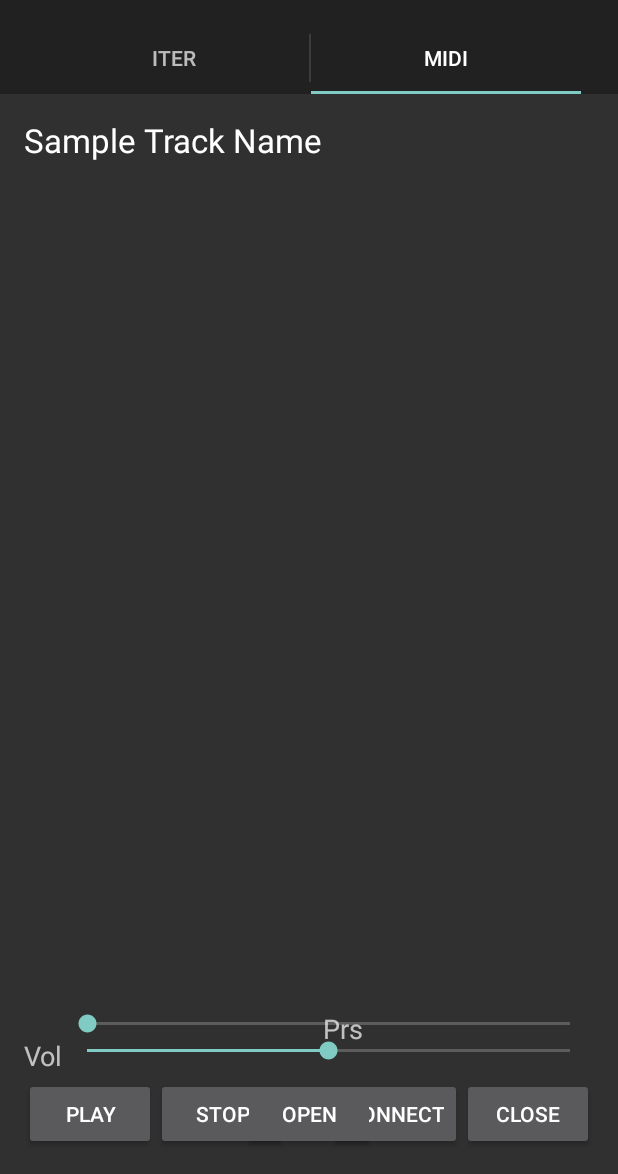
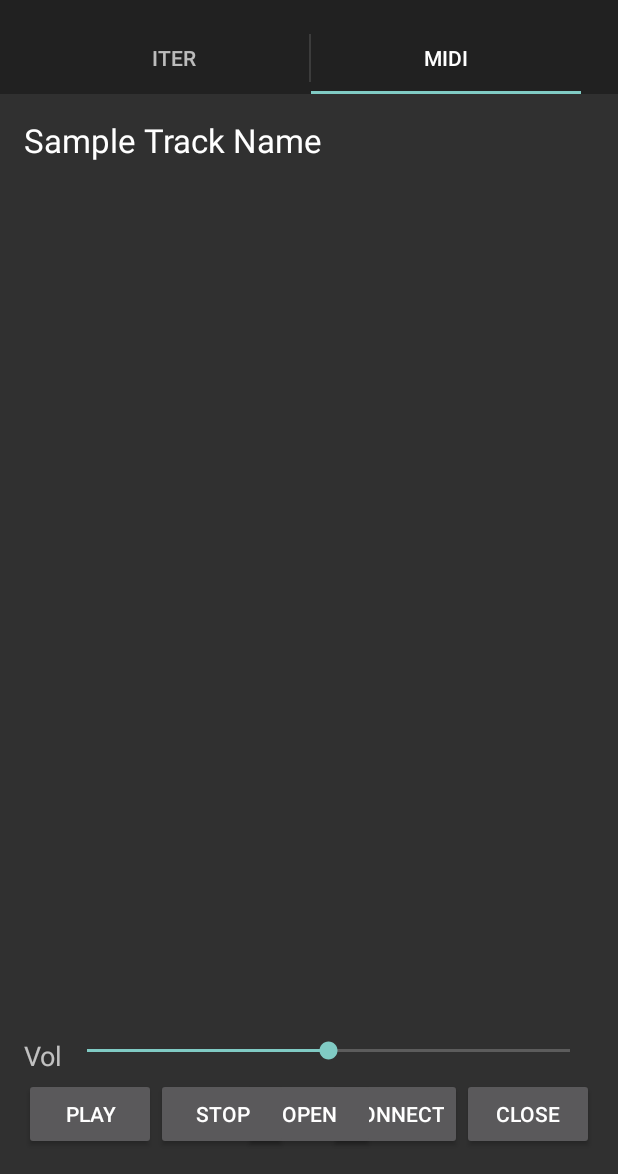
Before and after one commit to Aspart/BTTC, an Android app: the screen it shows after launch (MainActivity), tab 2 chosen, on a phone screen of 412 x 824 dp, the part 62-1236 px from its top. Run offline under Robolectric (Android 15) with nearby library versions, the phone set to English and light mode, and no system bars.

Commit message:
MIDI player implementation works now

```diff
--- a/BTTC/src/main/java/com/teslacoil/bttc/MainActivity.java
+++ b/BTTC/src/main/java/com/teslacoil/bttc/MainActivity.java
@@ -335,12 +335,11 @@ public class MainActivity extends ActionBarActivity implements ActionBar.TabList
                                         @Override
                                         public void onClick(DialogInterface dialog, int item) {
                                             try {
-                                                boolean ret = mBluetoothConnector.connectDevice((BluetoothDevice)bondedDevices.toArray()[item]);
-                                                if(ret) {
+                                                boolean ret = mBluetoothConnector.connectDevice((BluetoothDevice) bondedDevices.toArray()[item]);
+                                                if (ret) {
                                                     button.setText("Disconnect");
                                                     Toast.makeText(getActivity(), "Conected", Toast.LENGTH_LONG).show();
-                                                }
-                                                else {
+                                                } else {
                                                     Toast.makeText(getActivity(), "Filed to connect", Toast.LENGTH_LONG).show();
                                                 }
                                             } catch (IOException e) {
@@ -445,7 +444,7 @@ public class MainActivity extends ActionBarActivity implements ActionBar.TabList
          * fragment.
          */
         private static final String ARG_SECTION_NUMBER = "section_number";
-
+        private MIDIPlayer mMidiPlayer;
         /**
          * Returns a new instance of this fragment for the given section
          * number.
@@ -462,6 +461,36 @@ public class MainActivity extends ActionBarActivity implements ActionBar.TabList
 
         }
 
+        private void addStopButtonListener () {
+            Button stopButton= (Button) getView().findViewById(R.id.stopButton);
+            stopButton.setOnClickListener(new View.OnClickListener() {
+                @Override
+                public void onClick(View v) {
+                    if(mMidiPlayer != null)
+                        mMidiPlayer.reset();
+                }
+            });
+        }
+
+        private void addPlayButtonListener () {
+            final Button playButton= (Button) getView().findViewById(R.id.playButton);
+            playButton.setOnClickListener(new View.OnClickListener() {
+                @Override
+                public void onClick(View v) {
+                    if(mMidiPlayer != null) {
+                        if(mMidiPlayer.isRunning()) {
+                            mMidiPlayer.stop();
+                            playButton.setText("Play");
+                        }
+                        else {
+                            mMidiPlayer.start();
+                            playButton.setText("Pause");
+                        }
+                    }
+                }
+            });
+        }
+
         private void addOpenButtonListener () {
             Button openButton= (Button) getView().findViewById(R.id.openButton);
             openButton.setOnClickListener(new View.OnClickListener() {
@@ -471,7 +500,8 @@ public class MainActivity extends ActionBarActivity implements ActionBar.TabList
                             .setOpenDialogListener(new OpenFileDialog.OpenDialogListener() {
                                 @Override
                                 public void OnSelectedFile(String fileName) {
-                                    System.out.println(fileName);
+                                    mMidiPlayer = new MIDIPlayer(fileName);
+                                    mMidiPlayer.run(fileName);
                                 }
                             });
                     fileDialog.show();
@@ -489,6 +519,8 @@ public class MainActivity extends ActionBarActivity implements ActionBar.TabList
         public void onActivityCreated(Bundle savedInstanceState) {
             super.onActivityCreated(savedInstanceState);
             addOpenButtonListener();
+            addPlayButtonListener();
+            addStopButtonListener();
         }
     }
 }
--- a/BTTC/src/main/res/layout/fragment_midi.xml
+++ b/BTTC/src/main/res/layout/fragment_midi.xml
@@ -51,14 +51,6 @@
     <Button
         android:layout_width="wrap_content"
         android:layout_height="wrap_content"
-        android:text="Stop"
-        android:id="@+id/stopButton"
-        android:layout_alignParentBottom="true"
-        android:layout_toRightOf="@+id/playButton" />
-
-    <Button
-        android:layout_width="wrap_content"
-        android:layout_height="wrap_content"
         android:text="Open"
         android:id="@+id/openButton"
         android:layout_alignParentBottom="true"
@@ -83,23 +75,12 @@
         android:layout_alignParentStart="true"
         android:text="Sample Track Name" />
 
-    <SeekBar
+    <Button
         android:layout_width="wrap_content"
         android:layout_height="wrap_content"
-        android:id="@+id/progressBar"
-        android:layout_above="@+id/volumeSeekBar"
-        android:layout_toRightOf="@+id/textView"
-        android:layout_alignRight="@+id/volumeSeekBar"
-        android:layout_alignEnd="@+id/volumeSeekBar"
-        android:indeterminate="false" />
-
-    <TextView
-        android:layout_width="wrap_content"
-        android:layout_height="wrap_content"
-        android:textAppearance="?android:attr/textAppearanceMedium"
-        android:text="Prs"
-        android:id="@+id/textView2"
-        android:layout_alignTop="@+id/progressBar"
-        android:layout_toRightOf="@+id/trackName" />
+        android:text="Stop"
+        android:id="@+id/stopButton"
+        android:layout_alignParentBottom="true"
+        android:layout_toRightOf="@+id/playButton" />
 
 </RelativeLayout>
```
Also changed, not shown: BTTC/src/main/java/com/teslacoil/bttc/MIDIPlayer.java (+101 -4 lines).
